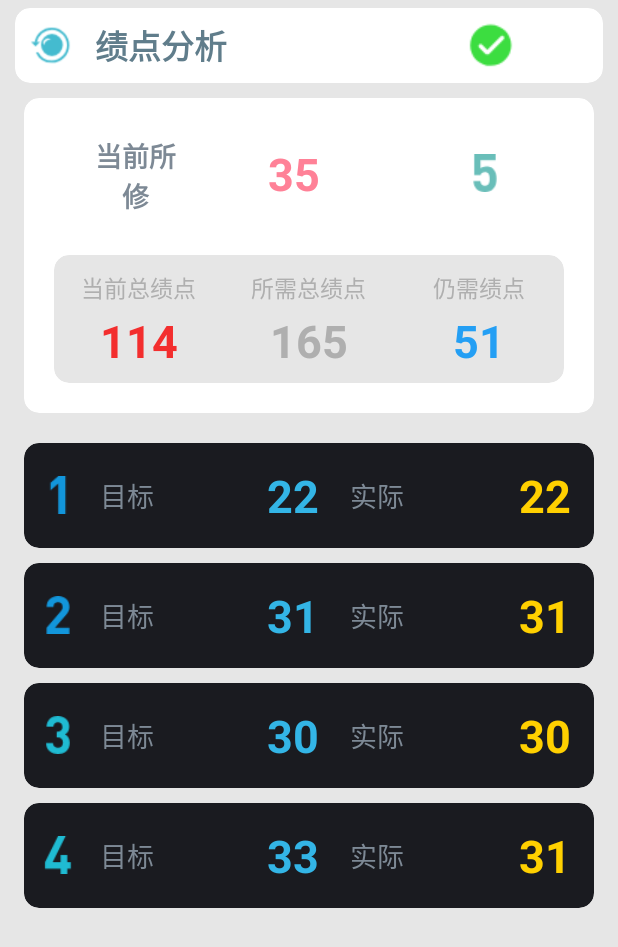
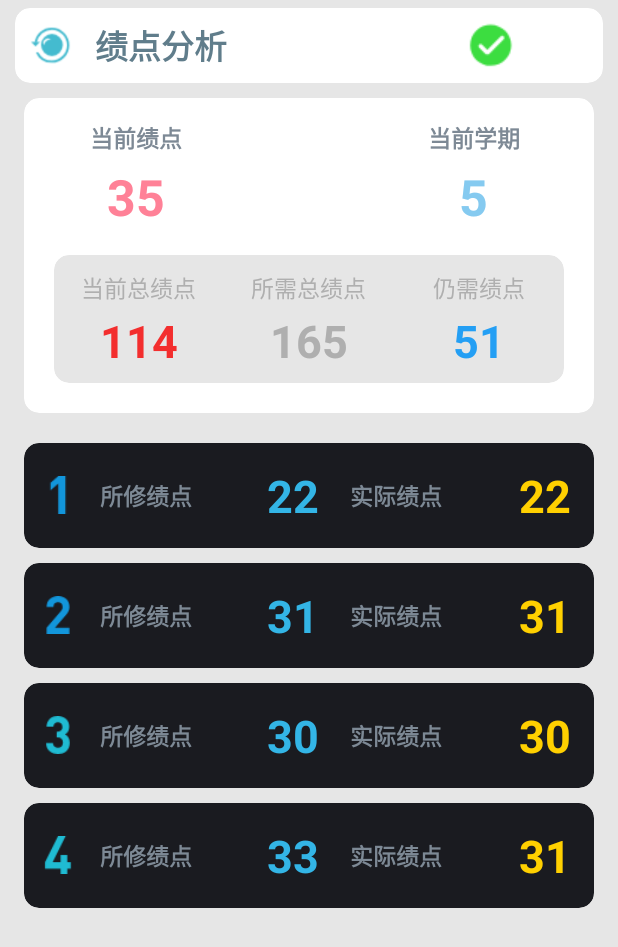
Before and after one commit to 1772084297/TextUI, an Android app: the PerformanceAnaPreActivity screen opened directly, with no data from a screen before it, on a phone screen of 412 x 824 dp. Shown: the top 947 px of the screen. Run offline under Robolectric (Android 15) with nearby library versions, the phone set to English and light mode, and no system bars; libraries missing offline, so code that uses them is left out: com.githang.statusbar, jp.wasabeef.glide; pictures from the network do not load; 1 statement that could not run was skipped.

Commit message:
项目基本完善，10/15的提交

```diff
--- a/app/src/main/java/lyxh/sdnu/com/testui/Activity/PerformanceAnaPreActivity.java
+++ b/app/src/main/java/lyxh/sdnu/com/testui/Activity/PerformanceAnaPreActivity.java
@@ -26,7 +26,8 @@ import lyxh.sdnu.com.testui.Utils.ImgUtils;
 public class PerformanceAnaPreActivity extends AppCompatActivity {
     private ImageView back;
     private ImageView status;
-    private ImageView semesterStatus;
+    //    private ImageView semesterStatus;
+    private TextView semesterStatus;
     private TextView currentPer;
     private TextView currentTotalPer;
     private TextView needTotalPer;
@@ -53,40 +54,13 @@ public class PerformanceAnaPreActivity extends AppCompatActivity {
 
     private void initViews() {
         //todo 需要有一定的逻辑进行判断学生是否能够毕业
-        ImgUtils.load(getApplicationContext(),R.drawable.ic_normal,status);
-        currentPer.setText(performance.getCurrentPer()+"");
-        currentTotalPer.setText(performance.getCurrentTotalPer()+"");
-        needTotalPer.setText(performance.getNeedTotalPer()+"");
-        disparityPer.setText(performance.getDisparityPer()+"");
-        switch (performance.getSemestersPer().size()){
-            case 0:
-                ImgUtils.load(getApplicationContext(),R.drawable.ic_a1,semesterStatus);
-                break;
-            case 1:
-                ImgUtils.load(getApplicationContext(),R.drawable.ic_a2,semesterStatus);
-                break;
-            case 2:
-                ImgUtils.load(getApplicationContext(),R.drawable.ic_a3,semesterStatus);
-                break;
-            case 3:
-                ImgUtils.load(getApplicationContext(),R.drawable.ic_a4,semesterStatus);
-                break;
-            case 4:
-                ImgUtils.load(getApplicationContext(),R.drawable.ic_a5,semesterStatus);
-                break;
-            case 5:
-                ImgUtils.load(getApplicationContext(),R.drawable.ic_a6,semesterStatus);
-                break;
-            case 6:
-                ImgUtils.load(getApplicationContext(),R.drawable.ic_a7,semesterStatus);
-                break;
-            case 7:
-                ImgUtils.load(getApplicationContext(),R.drawable.ic_a8,semesterStatus);
-                break;
-            default:
-                break;
-        }
-        recyclerView.setLayoutManager(new StaggeredGridLayoutManager(1,StaggeredGridLayoutManager.VERTICAL));
+        ImgUtils.load(getApplicationContext(), R.drawable.ic_normal, status);
+        currentPer.setText(performance.getCurrentPer() + "");
+        currentTotalPer.setText(performance.getCurrentTotalPer() + "");
+        needTotalPer.setText(performance.getNeedTotalPer() + "");
+        disparityPer.setText(performance.getDisparityPer() + "");
+        semesterStatus.setText((performance.getSemestersPer().size()+1)+"");
+        recyclerView.setLayoutManager(new StaggeredGridLayoutManager(1, StaggeredGridLayoutManager.VERTICAL));
         recyclerView.setAdapter(performanceAdapter);
         inner.setCardBackgroundColor(getResources().getColor(R.color.bac));
     }
@@ -123,7 +97,7 @@ public class PerformanceAnaPreActivity extends AppCompatActivity {
         lists.add(new SemesterPer(30, 30));
         lists.add(new SemesterPer(33, 31));
         performance.setSemestersPer(lists);
-        performanceAdapter=new PerformanceAdapter(getApplicationContext(),performance.getSemestersPer());
+        performanceAdapter = new PerformanceAdapter(getApplicationContext(), performance.getSemestersPer());
     }
 
     private void setClick() {
@@ -136,16 +110,16 @@ public class PerformanceAnaPreActivity extends AppCompatActivity {
     }
 
     private void bindViews() {
-        back=findViewById(R.id.activity_performance_back);
-        status=findViewById(R.id.activity_performance_status);
+        back = findViewById(R.id.activity_performance_back);
+        status = findViewById(R.id.activity_performance_status);
         semesterStatus=findViewById(R.id.activity_performance_semester);
-        currentPer=findViewById(R.id.activity_performance_current_num);
-        currentTotalPer=findViewById(R.id.activity_performance_total_current);
-        needTotalPer=findViewById(R.id.activity_performance_total_need);
-        disparityPer=findViewById(R.id.activity_performance_disparity_num);
-        recyclerView=findViewById(R.id.activity_performance_rec);
-        outer=findViewById(R.id.activity_performance_outer_cardView);
-        inner=findViewById(R.id.activity_performance_inner_cardView);
+        currentPer = findViewById(R.id.activity_performance_current_num);
+        currentTotalPer = findViewById(R.id.activity_performance_total_current);
+        needTotalPer = findViewById(R.id.activity_performance_total_need);
+        disparityPer = findViewById(R.id.activity_performance_disparity_num);
+        recyclerView = findViewById(R.id.activity_performance_rec);
+        outer = findViewById(R.id.activity_performance_outer_cardView);
+        inner = findViewById(R.id.activity_performance_inner_cardView);
 
     }
 }
--- a/app/src/main/res/drawable/layer_splash.xml
+++ b/app/src/main/res/drawable/layer_splash.xml
@@ -7,7 +7,8 @@
     <item>
         <bitmap
             android:gravity="fill"
-            android:src="@drawable/splash" />
+            android:src="@drawable/splash1"
+            />
     </item>
     <!--&lt;!&ndash; 顶部 &ndash;&gt;-->
     <!--<item>-->
--- a/app/src/main/res/layout/activity_performance_ana_pre.xml
+++ b/app/src/main/res/layout/activity_performance_ana_pre.xml
@@ -75,42 +75,66 @@
                 android:layout_marginLeft="10dp"
                 android:layout_weight="1"
                 android:orientation="horizontal">
-
-                <TextView
+                <LinearLayout
                     android:layout_width="0dp"
                     android:layout_height="wrap_content"
+                    android:layout_weight="1"
                     android:layout_gravity="center"
-                    android:layout_marginLeft="25dp"
-                    android:layout_weight="0.3"
-                    android:text="当前所修"
-                    android:maxLength="4"
-                    android:maxLines="2"
                     android:gravity="center"
-                    android:textColor="@color/textColor"
-                    android:textSize="18sp"
-                    android:textStyle="bold" />
+                    android:orientation="vertical"
+                    android:paddingRight="20dp">
 
-                <TextView
-                    android:id="@+id/activity_performance_current_num"
+                    <TextView
+                        android:layout_width="wrap_content"
+                        android:layout_height="wrap_content"
+                        android:layout_marginBottom="5dp"
+                        android:gravity="center"
+                        android:text="当前绩点"
+                        android:textColor="@color/textColor"
+                        android:textSize="15sp"
+                        android:textStyle="bold" />
+                    <TextView
+                        android:id="@+id/activity_performance_current_num"
+                        android:layout_width="wrap_content"
+                        android:layout_height="wrap_content"
+                        android:layout_marginBottom="2dp"
+                        android:text="34"
+                        android:textColor="@color/pink"
+                        android:textSize="33dp"
+                        android:textStyle="bold" />
+
+                </LinearLayout>
+                <LinearLayout
+                    android:layout_width="90dp"
+                    android:layout_height="wrap_content"/>
+                <LinearLayout
                     android:layout_width="0dp"
                     android:layout_height="wrap_content"
+                    android:layout_weight="1"
                     android:layout_gravity="center"
-                    android:layout_marginBottom="2dp"
-                    android:layout_weight="1"
-                    android:paddingLeft="60dp"
-                    android:text="34"
-                    android:textColor="@color/pink"
-                    android:textSize="30dp"
-                    android:textStyle="bold" />
+                    android:gravity="center"
+                    android:orientation="vertical"
+                    android:paddingRight="10dp">
+                    <TextView
+                        android:layout_width="wrap_content"
+                        android:layout_height="wrap_content"
+                        android:layout_marginBottom="5dp"
+                        android:gravity="center"
+                        android:text="当前学期"
+                        android:textColor="@color/textColor"
+                        android:textSize="15sp"
+                        android:textStyle="bold"/>
+                    <TextView
+                        android:id="@+id/activity_performance_semester"
+                        android:layout_width="wrap_content"
+                        android:layout_height="wrap_content"
+                        android:layout_marginBottom="2dp"
+                        android:text="1"
+                        android:textColor="@color/blue"
+                        android:textSize="33dp"
+                        android:textStyle="bold" />
+                </LinearLayout>
 
-                <ImageView
-                    android:id="@+id/activity_performance_semester"
-                    android:layout_width="25dp"
-                    android:layout_height="25dp"
-                    android:layout_gravity="center"
-                    android:layout_marginRight="50dp"
-                    android:layout_marginBottom="2dp"
-                    android:src="@drawable/ic_a6" />
 
             </LinearLayout>
 
@@ -180,8 +204,6 @@
                             android:textColor="@color/numColor"
                             android:textSize="30sp"
                             android:textStyle="bold" />
-
-
                     </LinearLayout>
 
                     <LinearLayout
@@ -208,12 +230,9 @@
                             android:textColor="@color/dodger_blue"
                             android:textSize="30sp"
                             android:textStyle="bold" />
-
-
                     </LinearLayout>
                 </LinearLayout>
             </android.support.v7.widget.CardView>
-
         </LinearLayout>
     </android.support.v7.widget.CardView>
 
--- a/app/src/main/res/layout/item_performance.xml
+++ b/app/src/main/res/layout/item_performance.xml
@@ -24,15 +24,16 @@
                 android:layout_height="25dp"
                 android:layout_gravity="center"
                 android:layout_marginLeft="10dp"
-                android:src="@drawable/ic_class"
+                android:src="@drawable/ic_a1"
                 android:layout_marginRight="10dp"/>
             <TextView
                 android:layout_width="0dp"
                 android:layout_weight="1"
                 android:layout_height="wrap_content"
                 android:layout_gravity="center"
-                android:textSize="18sp"
-                android:text="目标"
+                android:textSize="15sp"
+                android:text="所修绩点"
+                android:textStyle="bold"
                 android:paddingLeft="5dp"
                 android:maxLines="1"
                 android:maxLength="10"
@@ -54,11 +55,12 @@
                 android:layout_weight="1"
                 android:layout_height="wrap_content"
                 android:layout_gravity="center"
-                android:textSize="18sp"
-                android:text="实际"
+                android:textSize="15sp"
+                android:text="实际绩点"
                 android:paddingLeft="5dp"
                 android:maxLines="1"
                 android:maxLength="10"
+                android:textStyle="bold"
                 android:textColor="@color/textColor" />
             <TextView
                 android:id="@+id/item_performance_actual_num"
```
Also changed, not shown: app/src/main/java/lyxh/sdnu/com/testui/Activity/LoginActivity.java (+11 -6 lines), app/src/main/java/lyxh/sdnu/com/testui/Activity/SplashActivity.java (+15 -11 lines), app/src/main/java/lyxh/sdnu/com/testui/Utils/Utils.java (+20 -4 lines), app/src/main/res/drawable/splash1.png (added).
